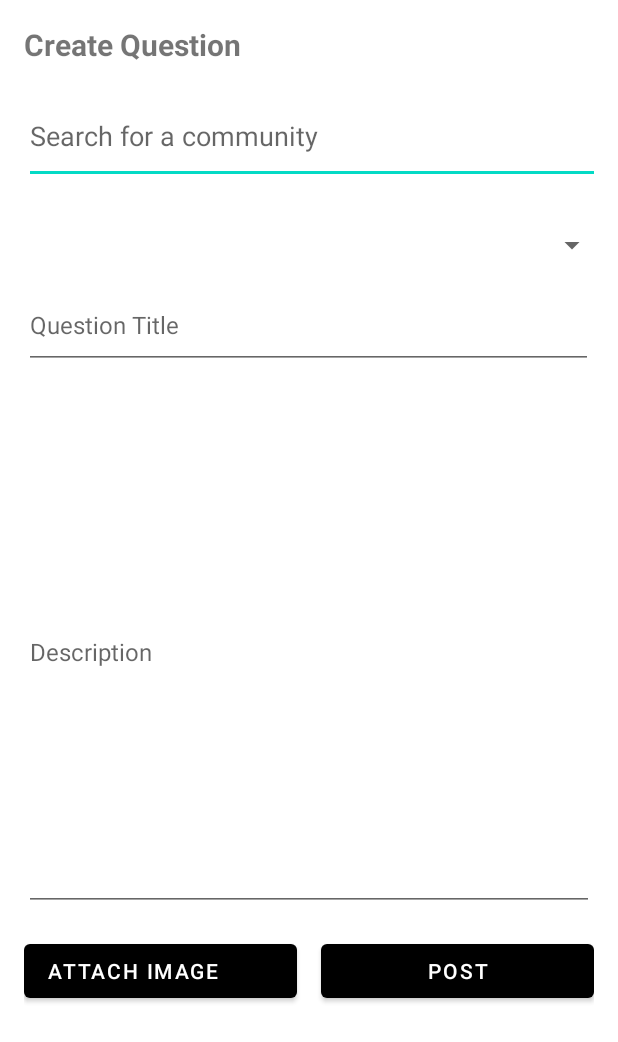
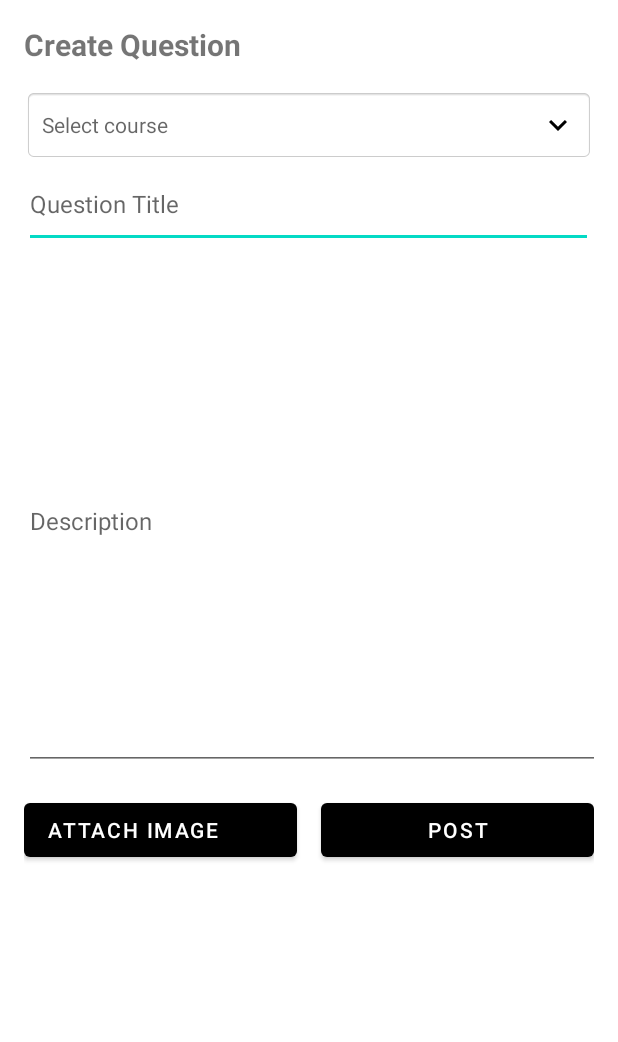
Before and after one commit to TasmiyahTaj/ANDE-Tas-Su, an Android app: the layout fragment_student_post.xml on its own in the app's theme, with its tools: preview values and no code run, on a phone screen of 412 x 824 dp. Shown: the top 1042 px of the screen. Run offline under Robolectric (Android 15) with nearby library versions, the phone set to English and light mode, and no system bars; Roboto replaces fonts that are not available here.

Commit message:
choose community

```diff
--- /dev/null
+++ b/app/src/main/res/drawable/ic_arrow.xml
@@ -0,0 +1,5 @@
+<vector android:height="24dp" android:tint="#000000"
+    android:viewportHeight="24" android:viewportWidth="24"
+    android:width="24dp" xmlns:android="http://schemas.android.com/apk/res/android">
+    <path android:fillColor="@android:color/white" android:pathData="M7.41,8.59L12,13.17l4.59,-4.58L18,10l-6,6 -6,-6 1.41,-1.41z"/>
+</vector>
--- a/app/src/main/res/layout/fragment_student_post.xml
+++ b/app/src/main/res/layout/fragment_student_post.xml
@@ -15,19 +15,16 @@
         android:layout_marginBottom="16dp"/>
 
     <!-- Search Community -->
-    <AutoCompleteTextView
+    <TextView
+        android:layout_width="match_parent"
+        android:layout_height="wrap_content"
         android:id="@+id/chooseCommunity"
-        android:layout_width="392dp"
-        android:layout_height="63dp"
-        android:hint="Search for a community" />
-
-    <Spinner
-        android:id="@+id/spinnerCommunity"
-        android:layout_width="389dp"
-        android:layout_height="49dp"
-        android:layout_below="@id/chooseCommunity"
-        android:layout_marginTop="16dp" />
-
+        android:hint="Select course"
+        android:padding="12dp"
+        android:gravity="center_vertical"
+        android:drawableEnd="@drawable/ic_arrow"
+        android:background="@android:drawable/editbox_background"
+        />
 
     <!-- Question Title -->
     <EditText
@@ -42,8 +39,8 @@
     <!-- Question Description -->
     <EditText
         android:id="@+id/editTextDescription"
-        android:layout_width="match_parent"
-        android:layout_height="345dp"
+        android:layout_width="386dp"
+        android:layout_height="332dp"
         android:layout_marginBottom="16dp"
         android:hint="Description"
         android:inputType="textMultiLine"
```
Also changed, not shown: app/src/main/java/com/example/studylink_studio_dit2b03/PostFragment.java (+50 -20 lines), app/src/main/res/layout/community_spinner.xml (added, +43 -0 lines).
